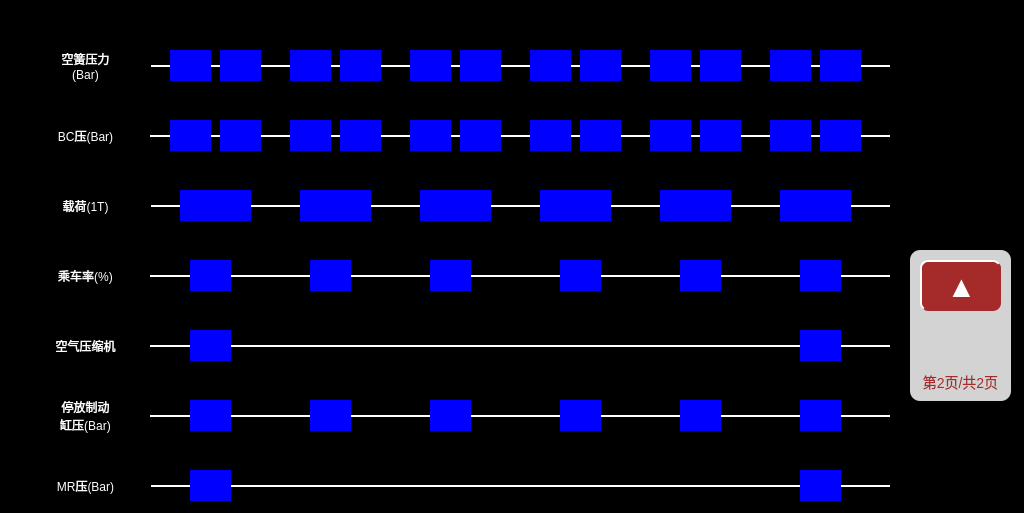
First picture: the form in vehicleebcupage2.ui, repository mayue-crrc/ShenyangMetro9DB, before the edit.
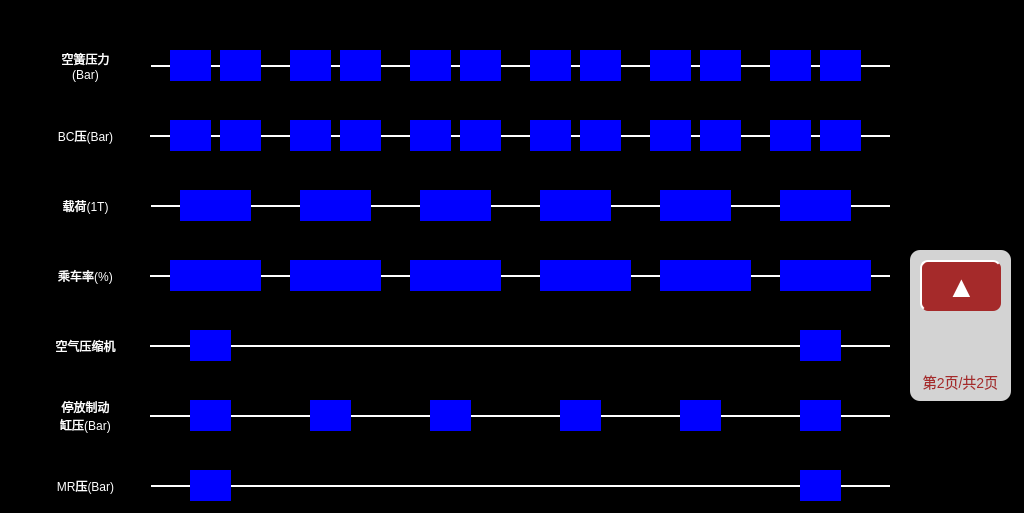
Second picture: the form after the edit.

The edit to the form file:
```diff
--- a/vehicleebcupage2.ui
+++ b/vehicleebcupage2.ui
@@ -69,9 +69,9 @@
   <widget class="QLabel" name="PLoadMP1lbl">
    <property name="geometry">
     <rect>
-     <x>310</x>
+     <x>290</x>
      <y>260</y>
-     <width>41</width>
+     <width>91</width>
      <height>31</height>
     </rect>
    </property>
@@ -139,9 +139,9 @@
   <widget class="QLabel" name="PLoadM1lbl">
    <property name="geometry">
     <rect>
-     <x>430</x>
+     <x>410</x>
      <y>260</y>
-     <width>41</width>
+     <width>91</width>
      <height>31</height>
     </rect>
    </property>
@@ -309,9 +309,9 @@
   <widget class="QLabel" name="PLoadMP2lbl">
    <property name="geometry">
     <rect>
-     <x>680</x>
+     <x>660</x>
      <y>260</y>
-     <width>41</width>
+     <width>91</width>
      <height>31</height>
     </rect>
    </property>
@@ -341,9 +341,9 @@
   <widget class="QLabel" name="PLoadTC2lbl">
    <property name="geometry">
     <rect>
-     <x>800</x>
+     <x>780</x>
      <y>260</y>
-     <width>41</width>
+     <width>91</width>
      <height>31</height>
     </rect>
    </property>
@@ -679,9 +679,9 @@
   <widget class="QLabel" name="PLoadM2lbl">
    <property name="geometry">
     <rect>
-     <x>560</x>
+     <x>540</x>
      <y>260</y>
-     <width>41</width>
+     <width>91</width>
      <height>31</height>
     </rect>
    </property>
@@ -973,9 +973,9 @@
   <widget class="QLabel" name="PLoadTC1lbl">
    <property name="geometry">
     <rect>
-     <x>190</x>
+     <x>170</x>
      <y>260</y>
-     <width>41</width>
+     <width>91</width>
      <height>31</height>
     </rect>
    </property>
```
